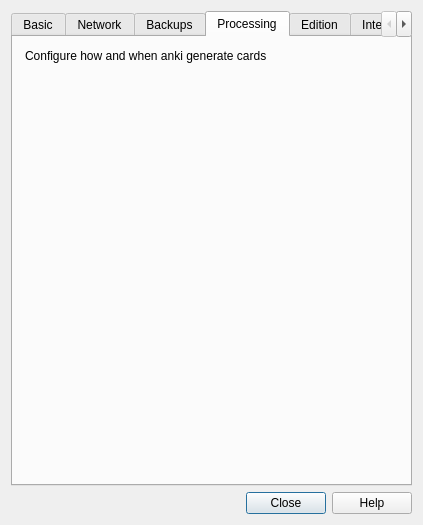
First picture: the form in designer/preferences.ui, repository Arthur-Milchior/anki, before the edit.
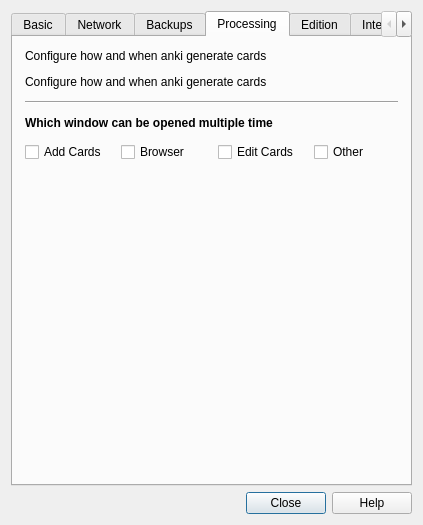
Second picture: the form after the edit. The open tabs and pages were chosen to show the change.

Commit message: Preference: {window}MultipleTime

What changed in the file:
```diff
--- a/designer/preferences.ui
+++ b/designer/preferences.ui
@@ -459,6 +459,62 @@
          </property>
         </widget>
        </item>
+       <item>
+        <widget class="QLabel" name="label_12">
+         <property name="text">
+          <string>&lt;html&gt;&lt;head/&gt;&lt;body&gt;&lt;p&gt;Configure how and when anki generate cards&lt;/p&gt;&lt;/body&gt;&lt;/html&gt;</string>
+         </property>
+         <property name="wordWrap">
+          <bool>true</bool>
+         </property>
+        </widget>
+       </item>
+       <item>
+        <widget class="Line" name="line">
+         <property name="orientation">
+          <enum>Qt::Horizontal</enum>
+         </property>
+        </widget>
+       </item>
+       <item>
+        <widget class="QLabel" name="label_2">
+         <property name="text">
+          <string>&lt;html&gt;&lt;head/&gt;&lt;body&gt;&lt;p&gt;&lt;span style=&quot; font-weight:600;&quot;&gt;Which window can be opened multiple time&lt;/span&gt;&lt;/p&gt;&lt;/body&gt;&lt;/html&gt;</string>
+         </property>
+        </widget>
+       </item>
+       <item>
+        <layout class="QHBoxLayout" name="horizontalLayout_3">
+         <item>
+          <widget class="QCheckBox" name="AddCardsMultipleTime">
+           <property name="text">
+            <string>Add Cards</string>
+           </property>
+          </widget>
+         </item>
+         <item>
+          <widget class="QCheckBox" name="BrowserMultipleTime">
+           <property name="text">
+            <string>Browser</string>
+           </property>
+          </widget>
+         </item>
+         <item>
+          <widget class="QCheckBox" name="EditCurrentMultipleTime">
+           <property name="text">
+            <string>Edit Cards</string>
+           </property>
+          </widget>
+         </item>
+         <item>
+          <widget class="QCheckBox" name="OtherWindowsMultipleTime">
+           <property name="text">
+            <string>Other</string>
+           </property>
+          </widget>
+         </item>
+        </layout>
+       </item>
        <item>
         <spacer name="verticalSpacer">
          <property name="orientation">
```
The commit also changes 1 other file.
